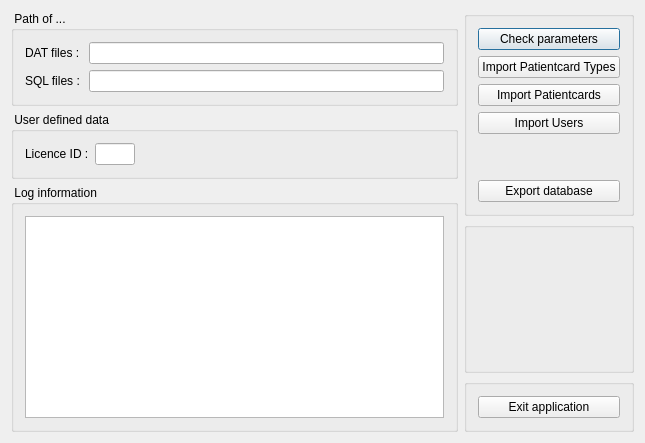
Old version of the form converter/cdlgmain.ui in the repository tbikfalvi/Belenus.
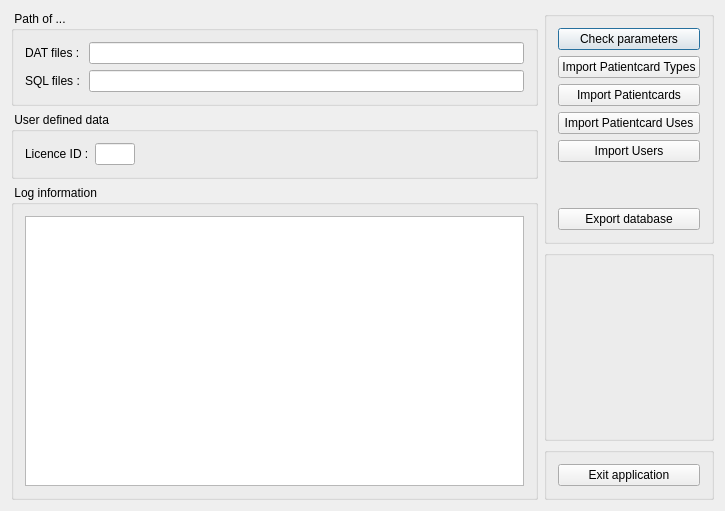
New version of the form.

Commit message: Berlethasznalat import/export

The edit to the form file:
```diff
--- a/converter/cdlgmain.ui
+++ b/converter/cdlgmain.ui
@@ -6,8 +6,8 @@
    <rect>
     <x>0</x>
     <y>0</y>
-    <width>645</width>
-    <height>443</height>
+    <width>725</width>
+    <height>511</height>
    </rect>
   </property>
   <property name="windowTitle">
@@ -146,6 +146,13 @@
           </property>
          </widget>
         </item>
+        <item>
+         <widget class="QPushButton" name="pbImportPatientCardUsages">
+          <property name="text">
+           <string>Import Patientcard Uses</string>
+          </property>
+         </widget>
+        </item>
         <item>
          <widget class="QPushButton" name="pbImportUsers">
           <property name="text">
```
The commit also changes 2 other files.
